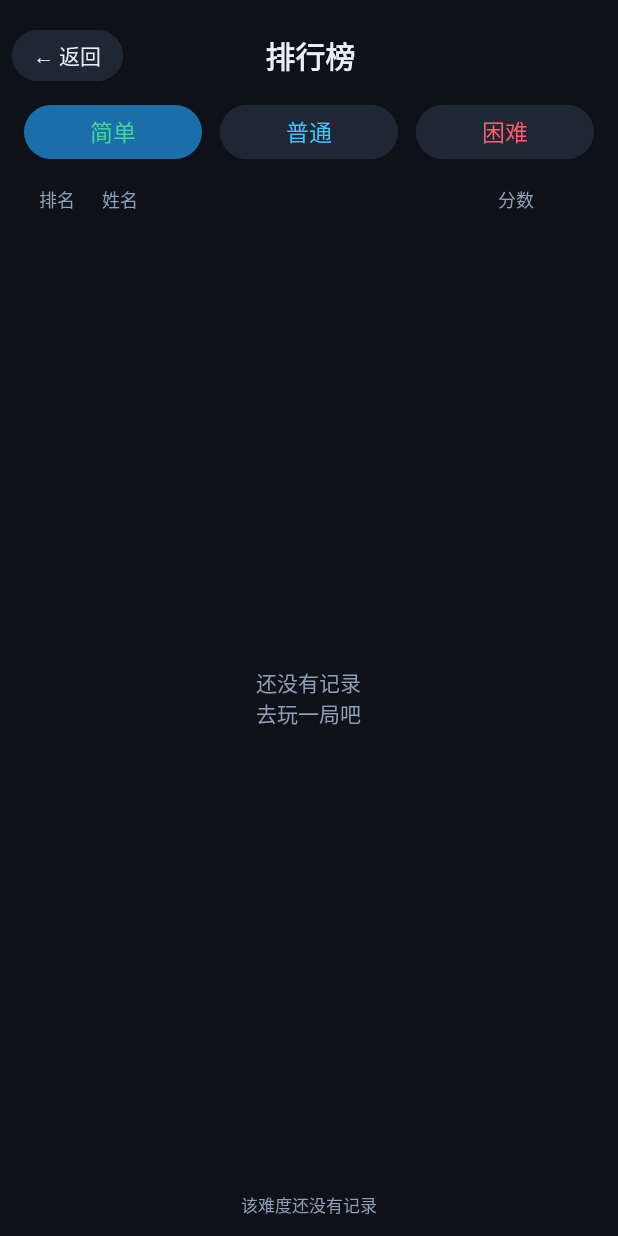
After one commit to Stardropflower/aircraftwar-android, an Android app: the RankActivity screen opened directly, with no data from a screen before it, on a phone screen of 412 x 824 dp. The commit adds this screen. Run offline under Robolectric (Android 15) with nearby library versions, the phone set to English and light mode, and no system bars; 1 statement that could not run was skipped.

Commit message:
实验四：排行榜页面（ListView + BaseAdapter + 删除 + 第一名高亮）
对应实验内容第 1-3 条，以及课件讲的列表开发范式。

- RankAdapter 继承 BaseAdapter 并重写 4 个方法，getView 里复用
  convertView + ViewHolder（课件第 8-9 页的性能要点）。
  选 BaseAdapter 而不是 ArrayAdapter / SimpleAdapter：课件第 7 页的
  对比表里只有它能在行内直接绑删除按钮事件，另外两个要么做不到、
  要么得绕到列表外部去找控件、耦合度高。
- 第一名用强调色边框高亮（bg_rank_item_first）。
- 行末 × 删除，先弹确认框，删库后重新查库并 notifyDataSetChanged。
- 三档难度分别展示，选中标签高亮。
- 空榜单显示提示，底部显示「共 N 条 · 最高 X 分」。

验证：模拟器实测列表渲染正常、第一名高亮、按分数倒序（70 排在 10 前）、
删除后列表与数据库同时清空。

```diff
--- /dev/null
+++ b/app/src/main/java/edu/hitsz/aircraftwar/ui/RankActivity.java
@@ -0,0 +1,145 @@
+package edu.hitsz.aircraftwar.ui;
+
+import android.app.AlertDialog;
+import android.content.res.ColorStateList;
+import android.os.Bundle;
+import android.view.View;
+import android.widget.Button;
+import android.widget.ListView;
+import android.widget.TextView;
+import android.widget.Toast;
+
+import androidx.appcompat.app.AppCompatActivity;
+
+import java.util.List;
+
+import edu.hitsz.aircraftwar.R;
+import edu.hitsz.aircraftwar.core.data.Difficulty;
+import edu.hitsz.aircraftwar.db.ScoreDao;
+import edu.hitsz.aircraftwar.db.ScoreRecord;
+
+/**
+ * 排行榜页面（实验四的 4 项内容都在这里体现）。
+ * <p>
+ * <ul>
+ *   <li>开发排行榜页面 → 本类 + {@code activity_rank.xml}</li>
+ *   <li>展示排行榜数据 → {@link RankAdapter} 从 {@link ScoreDao} 取数</li>
+ *   <li>删除排行榜数据 → 行末「×」按钮，删库后刷新列表</li>
+ *   <li>改用 SQLite 存储 → {@link ScoreDao} + {@code ScoreDbHelper}</li>
+ * </ul>
+ */
+public class RankActivity extends AppCompatActivity {
+
+    /** 从外部指定初始难度（游戏结算页「查看排行榜」会带过来） */
+    public static final String EXTRA_DIFFICULTY = "difficulty";
+
+    private ScoreDao dao;
+    private RankAdapter adapter;
+    private ListView listView;
+    private TextView emptyView;
+    private TextView summaryView;
+    private String currentDifficulty;
+
+    @Override
+    protected void onCreate(Bundle savedInstanceState) {
+        super.onCreate(savedInstanceState);
+        setContentView(R.layout.activity_rank);
+        UiInsets.applySystemBars(findViewById(R.id.root_rank));
+
+        dao = new ScoreDao(this);
+        currentDifficulty = readDifficulty();
+
+        findViewById(R.id.btn_back).setOnClickListener(v -> finish());
+
+        listView = findViewById(R.id.lv_rank);
+        emptyView = findViewById(R.id.tv_empty);
+        summaryView = findViewById(R.id.tv_summary);
+
+        adapter = new RankAdapter(this, this::confirmDelete);
+        // 课件第 10 页：找到 ListView → 创建 Adapter → setAdapter
+        listView.setAdapter(adapter);
+
+        findViewById(R.id.btn_tab_easy).setOnClickListener(v -> switchDifficulty(Difficulty.EASY));
+        findViewById(R.id.btn_tab_normal).setOnClickListener(v -> switchDifficulty(Difficulty.NORMAL));
+        findViewById(R.id.btn_tab_hard).setOnClickListener(v -> switchDifficulty(Difficulty.HARD));
+
+        updateTabs();
+        loadScores();
+    }
+
+    private String readDifficulty() {
+        String extra = getIntent() == null ? null : getIntent().getStringExtra(EXTRA_DIFFICULTY);
+        if (extra != null) {
+            try {
+                return Difficulty.valueOf(extra).name();
+            } catch (IllegalArgumentException ignored) {
+                // 传了非法值就回退到简单难度
+            }
+        }
+        return Difficulty.EASY.name();
+    }
+
+
+    /** 高亮当前选中的难度标签 */
+    private void updateTabs() {
+        int selected = getColor(R.color.accent_deep);
+        int normal = getColor(R.color.surface_hover);
+        tint(R.id.btn_tab_easy, Difficulty.EASY.name().equals(currentDifficulty) ? selected : normal);
+        tint(R.id.btn_tab_normal, Difficulty.NORMAL.name().equals(currentDifficulty) ? selected : normal);
+        tint(R.id.btn_tab_hard, Difficulty.HARD.name().equals(currentDifficulty) ? selected : normal);
+    }
+
+    private void tint(int id, int color) {
+        Button button = findViewById(id);
+        button.setBackgroundTintList(ColorStateList.valueOf(color));
+    }
+
+    /** 切换难度标签：只改选中状态和标题，然后重新查库 */
+    private void switchDifficulty(Difficulty difficulty) {
+        currentDifficulty = difficulty.name();
+        updateTabs();
+        loadScores();
+    }
+
+    private void loadScores() {
+        List<ScoreRecord> records = dao.queryByDifficulty(currentDifficulty);
+        adapter.submit(records);
+
+        boolean empty = records.isEmpty();
+        emptyView.setVisibility(empty ? View.VISIBLE : View.GONE);
+        listView.setVisibility(empty ? View.GONE : View.VISIBLE);
+
+        int best = empty ? 0 : records.get(0).score;
+        summaryView.setText(empty
+                ? "该难度还没有记录"
+                : "共 " + records.size() + " 条 · 最高 " + best + " 分（最多显示 " + ScoreDao.TOP_LIMIT + " 条）");
+    }
+
+    /**
+     * 删除确认。课件第 4 页要求「点击行末删除按钮，同步移除数据源并刷新列表」，
+     * 这里多一步确认弹窗，避免误触删掉记录。
+     */
+    private void confirmDelete(ScoreRecord record) {
+        new AlertDialog.Builder(this)
+                .setTitle("删除记录")
+                .setMessage("确定删除「" + record.name + "」的 " + record.score + " 分吗？")
+                .setNegativeButton("取消", null)
+                .setPositiveButton("删除", (dialog, which) -> {
+                    int rows = dao.deleteById(record.id);
+                    if (rows > 0) {
+                        Toast.makeText(this, "已删除", Toast.LENGTH_SHORT).show();
+                    }
+                    // 重新查库并刷新列表（adapter.notifyDataSetChanged 在 submit 里）
+                    loadScores();
+                })
+                .show();
+    }
+
+    @Override
+    protected void onDestroy() {
+        if (dao != null) {
+            dao.close();
+        }
+        super.onDestroy();
+    }
+}
--- /dev/null
+++ b/app/src/main/java/edu/hitsz/aircraftwar/ui/RankAdapter.java
@@ -0,0 +1,116 @@
+package edu.hitsz.aircraftwar.ui;
+
+import android.content.Context;
+import android.view.LayoutInflater;
+import android.view.View;
+import android.view.ViewGroup;
+import android.widget.BaseAdapter;
+import android.widget.Button;
+import android.widget.TextView;
+
+import java.util.ArrayList;
+import java.util.List;
+
+import edu.hitsz.aircraftwar.R;
+import edu.hitsz.aircraftwar.db.ScoreRecord;
+
+/**
+ * 排行榜列表适配器（对应课件第 7–9 页）。
+ * <p>
+ * 为什么选 {@link BaseAdapter} 而不是 ArrayAdapter / SimpleAdapter：
+ * 排行榜每行要放「排名 / 姓名 / 分数 / 删除按钮」，还要在行内绑删除事件。
+ * 课件第 7 页的对比表里，只有 BaseAdapter 能在内部直接给控件绑交互事件
+ * （ArrayAdapter 做不到，SimpleAdapter 要绕到列表外部去找控件、耦合度高）。
+ * <p>
+ * 核心是 {@link #getView} 里的「复用 convertView + ViewHolder」：
+ * 列表滑动时同一批行视图会被反复使用，把 findViewById 的结果缓存在 ViewHolder 里、
+ * 存到 convertView 的 tag 上，复用时直接取，避免每次都重新查找控件。
+ */
+public class RankAdapter extends BaseAdapter {
+
+    /** 点删除按钮的回调，由 Activity 实现（删库 + 刷新） */
+    public interface OnDeleteListener {
+        void onDelete(ScoreRecord record);
+    }
+
+    private final LayoutInflater inflater;
+    private final List<ScoreRecord> data = new ArrayList<>();
+    private final OnDeleteListener deleteListener;
+
+    public RankAdapter(Context context, OnDeleteListener deleteListener) {
+        this.inflater = LayoutInflater.from(context);
+        this.deleteListener = deleteListener;
+    }
+
+    /** 替换数据源并刷新列表（课件第 4 页：数据随列表刷新） */
+    public void submit(List<ScoreRecord> records) {
+        data.clear();
+        data.addAll(records);
+        // 通知 ListView 数据变了，要求重绘（课件第 4 页点名的方法）
+        notifyDataSetChanged();
+    }
+
+    @Override
+    public int getCount() {
+        return data.size();
+    }
+
+    @Override
+    public ScoreRecord getItem(int position) {
+        return data.get(position);
+    }
+
+    @Override
+    public long getItemId(int position) {
+        return data.get(position).id;
+    }
+
+    @Override
+    public View getView(int position, View convertView, ViewGroup parent) {
+        ViewHolder holder;
+        if (convertView == null) {
+            // ① 首次：把 XML 单行布局解析成一个 View，并缓存里面的控件
+            convertView = inflater.inflate(R.layout.item_rank, parent, false);
+            holder = new ViewHolder();
+            holder.tvRank = convertView.findViewById(R.id.tv_rank);
+            holder.tvName = convertView.findViewById(R.id.tv_name);
+            holder.tvScore = convertView.findViewById(R.id.tv_score);
+            holder.btnDelete = convertView.findViewById(R.id.btn_delete);
+            convertView.setTag(holder);
+        } else {
+            // ② 复用：直接取出缓存的控件，不再 findViewById
+            holder = (ViewHolder) convertView.getTag();
+        }
+
+        // ③ 绑定数据
+        ScoreRecord record = data.get(position);
+        int rank = position + 1;
+        holder.tvRank.setText(String.valueOf(rank));
+        holder.tvName.setText(record.name);
+        holder.tvScore.setText(String.valueOf(record.score));
+
+        // 第一名高亮（课件第 4 页明确要求）
+        boolean isFirst = position == 0;
+        convertView.setBackgroundResource(
+                isFirst ? R.drawable.bg_rank_item_first : R.drawable.bg_rank_item);
+        holder.tvRank.setTextColor(parent.getContext().getColor(
+                isFirst ? R.color.accent : R.color.text_muted));
+
+        // ④ 绑定控件事件（注意：复用时必须重新绑，否则会删掉上一行对应的记录）
+        holder.btnDelete.setOnClickListener(v -> {
+            if (deleteListener != null) {
+                deleteListener.onDelete(record);
+            }
+        });
+
+        return convertView;
+    }
+
+    /** 行内控件的缓存（课件第 9 页提到的「内部类，缓存行控件，提高性能」） */
+    private static class ViewHolder {
+        TextView tvRank;
+        TextView tvName;
+        TextView tvScore;
+        Button btnDelete;
+    }
+}
--- /dev/null
+++ b/app/src/main/res/drawable/bg_rank_item.xml
@@ -0,0 +1,10 @@
+<?xml version="1.0" encoding="utf-8"?>
+<!-- 排行榜普通行：深色面板 + 细边框 -->
+<shape xmlns:android="http://schemas.android.com/apk/res/android"
+    android:shape="rectangle">
+    <solid android:color="@color/surface" />
+    <corners android:radius="10dp" />
+    <stroke
+        android:width="1dp"
+        android:color="@color/border" />
+</shape>
--- /dev/null
+++ b/app/src/main/res/drawable/bg_rank_item_first.xml
@@ -0,0 +1,10 @@
+<?xml version="1.0" encoding="utf-8"?>
+<!-- 排行榜第一名：强调色边框，用于「第一名高亮显示」（课件第 4 页） -->
+<shape xmlns:android="http://schemas.android.com/apk/res/android"
+    android:shape="rectangle">
+    <solid android:color="#1A3EC8FF" />
+    <corners android:radius="10dp" />
+    <stroke
+        android:width="2dp"
+        android:color="@color/accent" />
+</shape>
--- /dev/null
+++ b/app/src/main/res/layout/activity_rank.xml
@@ -0,0 +1,179 @@
+<?xml version="1.0" encoding="utf-8"?>
+<!--
+    排行榜页面布局（实验四第 1 项：开发排行榜页面）。
+    结构：顶部返回条 + 难度切换 + ListView 列表（空时显示提示）。
+-->
+<LinearLayout xmlns:android="http://schemas.android.com/apk/res/android"
+    android:id="@+id/root_rank"
+    android:layout_width="match_parent"
+    android:layout_height="match_parent"
+    android:orientation="vertical"
+    android:background="@color/bg_deep">
+
+    <!-- 顶部：返回按钮 + 标题 -->
+    <LinearLayout
+        android:layout_width="match_parent"
+        android:layout_height="wrap_content"
+        android:orientation="horizontal"
+        android:gravity="center_vertical"
+        android:paddingStart="8dp"
+        android:paddingEnd="8dp"
+        android:paddingTop="16dp"
+        android:paddingBottom="8dp">
+
+        <Button
+            android:id="@+id/btn_back"
+            android:layout_width="wrap_content"
+            android:layout_height="42dp"
+            android:text="← 返回"
+            android:textSize="14sp"
+            android:textAllCaps="false"
+            android:textColor="@color/text_primary"
+            android:backgroundTint="@color/surface_hover"
+            android:minWidth="0dp"
+            android:paddingStart="14dp"
+            android:paddingEnd="14dp" />
+
+        <TextView
+            android:layout_width="0dp"
+            android:layout_height="wrap_content"
+            android:layout_weight="1"
+            android:text="排行榜"
+            android:textSize="20sp"
+            android:textStyle="bold"
+            android:textColor="@color/text_primary"
+            android:gravity="center" />
+
+        <!-- 占位，让标题视觉居中 -->
+        <View
+            android:layout_width="72dp"
+            android:layout_height="1dp" />
+
+    </LinearLayout>
+
+    <!-- 难度切换（三档难度分别展示，对应任务书「按三档难度分别展示」） -->
+    <LinearLayout
+        android:layout_width="match_parent"
+        android:layout_height="wrap_content"
+        android:orientation="horizontal"
+        android:paddingStart="16dp"
+        android:paddingEnd="16dp"
+        android:paddingBottom="8dp">
+
+        <Button
+            android:id="@+id/btn_tab_easy"
+            android:layout_width="0dp"
+            android:layout_height="44dp"
+            android:layout_weight="1"
+            android:layout_marginEnd="6dp"
+            android:text="简单"
+            android:textSize="15sp"
+            android:textAllCaps="false"
+            android:textColor="@color/success"
+            android:backgroundTint="@color/surface_hover" />
+
+        <Button
+            android:id="@+id/btn_tab_normal"
+            android:layout_width="0dp"
+            android:layout_height="44dp"
+            android:layout_weight="1"
+            android:layout_marginStart="6dp"
+            android:layout_marginEnd="6dp"
+            android:text="普通"
+            android:textSize="15sp"
+            android:textAllCaps="false"
+            android:textColor="@color/accent"
+            android:backgroundTint="@color/surface_hover" />
+
+        <Button
+            android:id="@+id/btn_tab_hard"
+            android:layout_width="0dp"
+            android:layout_height="44dp"
+            android:layout_weight="1"
+            android:layout_marginStart="6dp"
+            android:text="困难"
+            android:textSize="15sp"
+            android:textAllCaps="false"
+            android:textColor="@color/danger"
+            android:backgroundTint="@color/surface_hover" />
+
+    </LinearLayout>
+
+    <!-- 表头 -->
+    <LinearLayout
+        android:layout_width="match_parent"
+        android:layout_height="wrap_content"
+        android:orientation="horizontal"
+        android:paddingStart="26dp"
+        android:paddingEnd="56dp"
+        android:paddingTop="6dp"
+        android:paddingBottom="6dp">
+
+        <TextView
+            android:layout_width="34dp"
+            android:layout_height="wrap_content"
+            android:text="排名"
+            android:textSize="12sp"
+            android:textColor="@color/text_muted" />
+
+        <TextView
+            android:layout_width="0dp"
+            android:layout_height="wrap_content"
+            android:layout_weight="1"
+            android:layout_marginStart="8dp"
+            android:text="姓名"
+            android:textSize="12sp"
+            android:textColor="@color/text_muted" />
+
+        <TextView
+            android:layout_width="wrap_content"
+            android:layout_height="wrap_content"
+            android:minWidth="64dp"
+            android:text="分数"
+            android:textSize="12sp"
+            android:textColor="@color/text_muted"
+            android:gravity="end" />
+
+    </LinearLayout>
+
+    <!-- 列表 + 空状态提示叠在一起 -->
+    <FrameLayout
+        android:layout_width="match_parent"
+        android:layout_height="0dp"
+        android:layout_weight="1">
+
+        <ListView
+            android:id="@+id/lv_rank"
+            android:layout_width="match_parent"
+            android:layout_height="match_parent"
+            android:paddingStart="16dp"
+            android:paddingEnd="16dp"
+            android:paddingBottom="16dp"
+            android:clipToPadding="false"
+            android:divider="@null"
+            android:dividerHeight="8dp"
+            android:scrollbars="vertical" />
+
+        <TextView
+            android:id="@+id/tv_empty"
+            android:layout_width="wrap_content"
+            android:layout_height="wrap_content"
+            android:layout_gravity="center"
+            android:text="还没有记录\n去玩一局吧"
+            android:textSize="14sp"
+            android:textColor="@color/text_muted"
+            android:gravity="center"
+            android:visibility="gone" />
+
+    </FrameLayout>
+
+    <TextView
+        android:id="@+id/tv_summary"
+        android:layout_width="match_parent"
+        android:layout_height="wrap_content"
+        android:padding="12dp"
+        android:textSize="11sp"
+        android:textColor="@color/text_muted"
+        android:gravity="center" />
+
+</LinearLayout>
--- a/app/src/main/res/values/strings.xml
+++ b/app/src/main/res/values/strings.xml
@@ -3,4 +3,5 @@
     <string name="app_name">飞机大战</string>
     <string name="loading">加载中…</string>
     <string name="skin_title">皮肤选择</string>
+    <string name="rank_title">排行榜</string>
 </resources>
```
Also changed, not shown: app/src/main/AndroidManifest.xml (+8 -0 lines), app/src/main/res/layout/item_rank.xml (added, +63 -0 lines).
